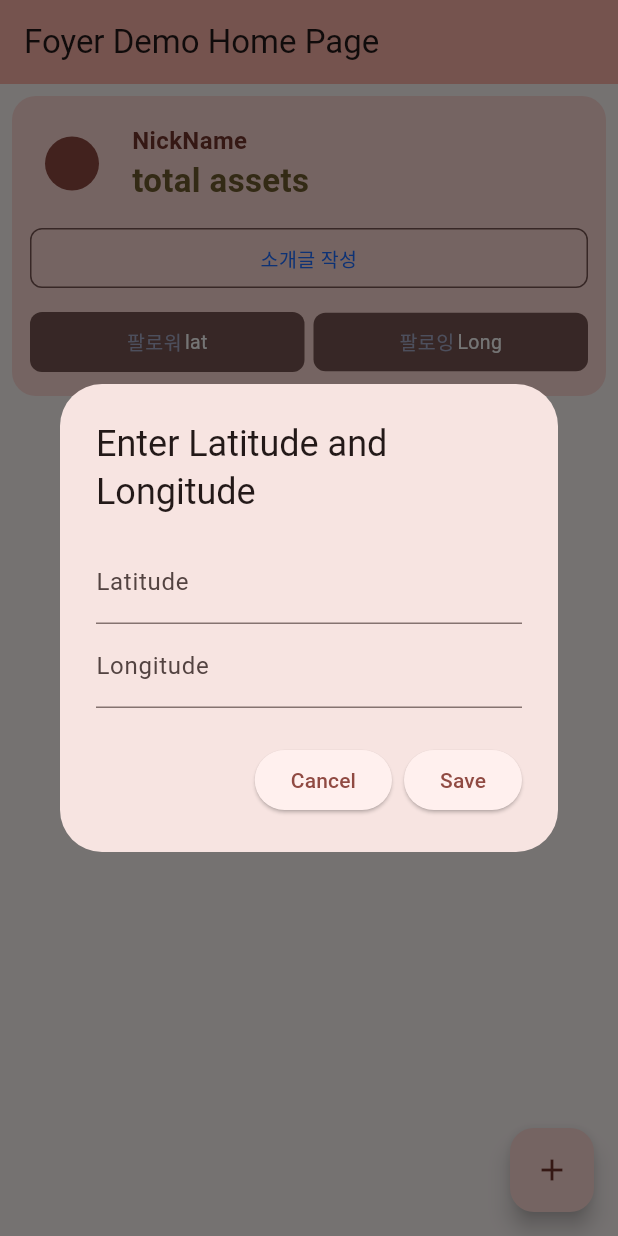
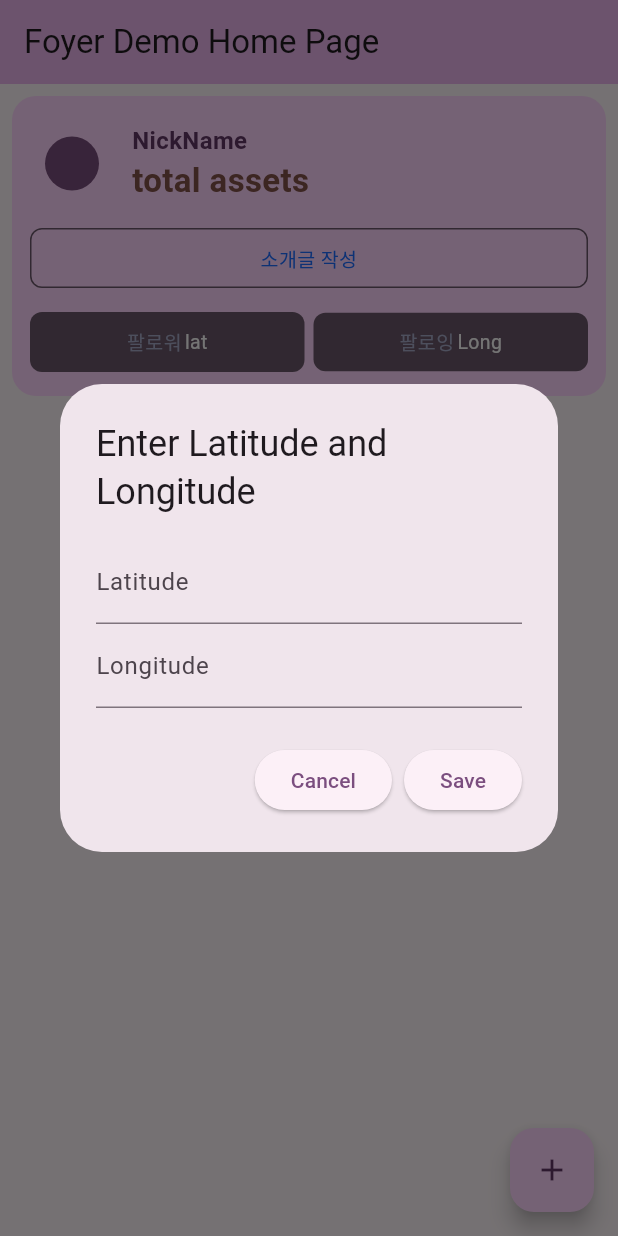
Before and after one commit to rajarshi-ch/foyer_demo, a Flutter app: the screen it shows after launch, after a tap on the "add" icon, on a phone screen of 412 x 824 dp. Run offline on Flutter 3.47's test engine with Material 2 defaults, Android fonts, the phone set to English and light mode, and no system bars; our stand-ins replace dartz, equatable, flutter_bloc, get_it, injectable, sqflite; accounts and stored records are empty; Roboto replaces fonts that are missing (SF Pro Text).

Commit message:
Flexible material3 theming

```diff
--- a/lib/core/constants/const_values.dart
+++ b/lib/core/constants/const_values.dart
@@ -1,3 +1,11 @@
+import 'package:foyer_demo/features/locations/domain/entity/location.dart';
+import 'package:foyer_demo/features/profiles/domain/entity/profile_entity.dart';
+
 const int kDefaultProfileId = 0;
 const String kLocationsTableName = "locations";
 const String kProfilesTableName = "profiles";
+
+const Location kInitialLocation =
+    Location(latitude: 0, longitude: 0, profileId: 0, id: 0);
+const ProfileEntity kInitialProfile =
+    ProfileEntity(id: 0, themeColor: "#2196F3", textSize: 24);
--- a/lib/core/util/color_to_hex_string.dart
+++ b/lib/core/util/color_to_hex_string.dart
@@ -4,8 +4,9 @@ String materialColorToHex(Color color) {
   return '#${color.value.toRadixString(16).substring(2).toUpperCase()}';
 }
 
-MaterialColor hexToMaterialColor(String hexString) {
+Color hexToMaterialColor(String hexString) {
   int value = int.parse(hexString.substring(1, 7), radix: 16);
+  return Color(value).withOpacity(1.0);
   return MaterialColor(value, {
     50: Color(value).withOpacity(0.1),
     100: Color(value).withOpacity(0.2),
--- a/lib/features/home/presentation/ui/home_page.dart
+++ b/lib/features/home/presentation/ui/home_page.dart
@@ -3,6 +3,7 @@ import 'dart:developer';
 import 'package:flutter/material.dart';
 import 'package:flutter_bloc/flutter_bloc.dart';
 import 'package:foyer_demo/core/enums/screen_status.dart';
+import 'package:foyer_demo/features/home/presentation/ui/location_card.dart';
 import 'package:foyer_demo/features/home/presentation/ui/selected_profile.dart';
 import 'package:foyer_demo/features/locations/domain/entity/location.dart';
 import 'package:foyer_demo/features/locations/presentation/cubit/location_cubit.dart';
@@ -34,6 +35,7 @@ class _MyHomePageState extends State<MyHomePage> {
   @override
   void initState() {
     getIt<LocationCubit>().fetchAllLocations();
+    getIt<ProfileCubit>().fetchAllProfiles();
     super.initState();
   }
 
@@ -73,25 +75,33 @@ class _MyHomePageState extends State<MyHomePage> {
         child: BlocBuilder<LocationCubit, LocationState>(
           bloc: getIt<LocationCubit>(),
           builder: (context, state) {
+            return BlocBuilder<ProfileCubit, ProfileState>(
+              bloc: getIt<ProfileCubit>(),
+              builder: (context, profileState) {
                 return Column(
                   children: [
                     Padding(
                       padding: EdgeInsets.all(8),
                       child: SelectedProfileCard(),
-                )
-              ],
-            );
-
-            return state.status == ScreenStatus.loading
+                    ),
+                    Expanded(
+                        child: state.status == ScreenStatus.loading ||
+                                profileState.status == ScreenStatus.loading
                             ? const Center(
                                 child: CircularProgressIndicator(),
                               )
                             : ListView.builder(
                                 itemCount: state.allLocations.length,
                                 itemBuilder: (context, index) {
+                                  return LocationCard(
+                                      location: state.allLocations[index]);
                                   return ListTile(
                                     title: Text(
                                         '${state.allLocations[index].id} | Latitude : ${state.allLocations[index].latitude} , Longitude : ${state.allLocations[index].longitude} | Profile : ${state.allLocations[index].profileId}'),
+                                  );
+                                },
+                              )),
+                  ],
                 );
               },
             );
--- a/lib/features/profiles/data/datasource/local_profile_ds.dart
+++ b/lib/features/profiles/data/datasource/local_profile_ds.dart
@@ -46,6 +46,7 @@ class LocalProfileDataSource implements ProfileDataSource {
 
       // Convert the List<Map<String, dynamic> into a List<LocationModel>.
       return List.generate(maps.length, (i) {
+        log('${maps[i]}');
         return ProfileModel.fromJson(maps[i]);
       });
     } catch (e) {
--- a/lib/features/profiles/presentation/cubit/profile_cubit.dart
+++ b/lib/features/profiles/presentation/cubit/profile_cubit.dart
@@ -2,8 +2,10 @@ import 'dart:developer';
 
 import 'package:equatable/equatable.dart';
 import 'package:flutter_bloc/flutter_bloc.dart';
+import 'package:foyer_demo/core/constants/const_values.dart';
 import 'package:foyer_demo/core/enums/screen_status.dart';
 import 'package:foyer_demo/core/usecases/usecase.dart';
+import 'package:foyer_demo/features/locations/domain/entity/location.dart';
 import 'package:foyer_demo/features/profiles/domain/entity/profile_entity.dart';
 import 'package:foyer_demo/features/profiles/domain/repository/profile_repository.dart';
 import 'package:foyer_demo/features/profiles/domain/usecase/add_profile_uc.dart';
@@ -46,4 +48,8 @@ class ProfileCubit extends Cubit<ProfileState> {
       fetchAllProfiles();
     });
   }
+
+  selectLocation(Location location) {
+    emit(state.copyWith(currentLocation: location));
+  }
 }
--- a/lib/features/profiles/presentation/cubit/profile_state.dart
+++ b/lib/features/profiles/presentation/cubit/profile_state.dart
@@ -1,31 +1,38 @@
 part of 'profile_cubit.dart';
 
 class ProfileState extends Equatable {
-  const ProfileState(
-      {required this.allProfilesList,
-      required this.allProfilesMap,
-      required this.status});
+  const ProfileState({
+    required this.allProfilesList,
+    required this.allProfilesMap,
+    required this.status,
+    required this.currentLocation,
+  });
 
   const ProfileState.initial(
       {this.allProfilesList = const [],
-      this.allProfilesMap = const {},
-      this.status = ScreenStatus.initial});
+      this.allProfilesMap = const {0: kInitialProfile},
+      this.status = ScreenStatus.initial,
+      this.currentLocation = kInitialLocation});
 
   final List<ProfileEntity> allProfilesList;
   final Map<int, ProfileEntity> allProfilesMap;
   final ScreenStatus status;
+  final Location currentLocation;
 
   @override
-  List<Object> get props => [allProfilesList, allProfilesMap, status];
+  List<Object> get props =>
+      [allProfilesList, allProfilesMap, status, currentLocation];
   ProfileState copyWith({
     List<ProfileEntity>? allProfilesList,
     Map<int, ProfileEntity>? allProfilesMap,
     ScreenStatus? status,
+    Location? currentLocation,
   }) {
     return ProfileState(
       allProfilesList: allProfilesList ?? this.allProfilesList,
       allProfilesMap: allProfilesMap ?? this.allProfilesMap,
       status: status ?? this.status,
+      currentLocation: currentLocation ?? this.currentLocation,
     );
   }
 }
--- a/lib/main.dart
+++ b/lib/main.dart
@@ -1,5 +1,8 @@
 import 'package:flutter/material.dart';
+import 'package:flutter_bloc/flutter_bloc.dart';
+import 'package:foyer_demo/core/util/color_to_hex_string.dart';
 import 'package:foyer_demo/features/home/presentation/ui/home_page.dart';
+import 'package:foyer_demo/features/profiles/presentation/cubit/profile_cubit.dart';
 
 import 'injectable.dart';
 
@@ -15,13 +18,25 @@ class MyApp extends StatelessWidget {
   // This widget is the root of your application.
   @override
   Widget build(BuildContext context) {
+    return BlocBuilder<ProfileCubit, ProfileState>(
+      bloc: getIt<ProfileCubit>(),
+      builder: (context, state) {
         return MaterialApp(
           title: 'Flutter Demo',
           theme: ThemeData(
-        colorScheme: ColorScheme.fromSeed(seedColor: Colors.red),
+            colorScheme: ColorScheme.fromSeed(
+                seedColor:
+                    state.allProfilesMap[state.currentLocation.profileId] ==
+                            null
+                        ? Colors.purpleAccent
+                        : hexToMaterialColor(state
+                            .allProfilesMap[state.currentLocation.profileId]!
+                            .themeColor)),
             useMaterial3: true,
           ),
           home: const MyHomePage(title: 'Foyer Demo Home Page'),
         );
+      },
+    );
   }
 }
```
Also changed, not shown: lib/features/home/presentation/ui/location_card.dart (added, +103 -0 lines). Lines whose indentation alone changed are shown as unchanged.
